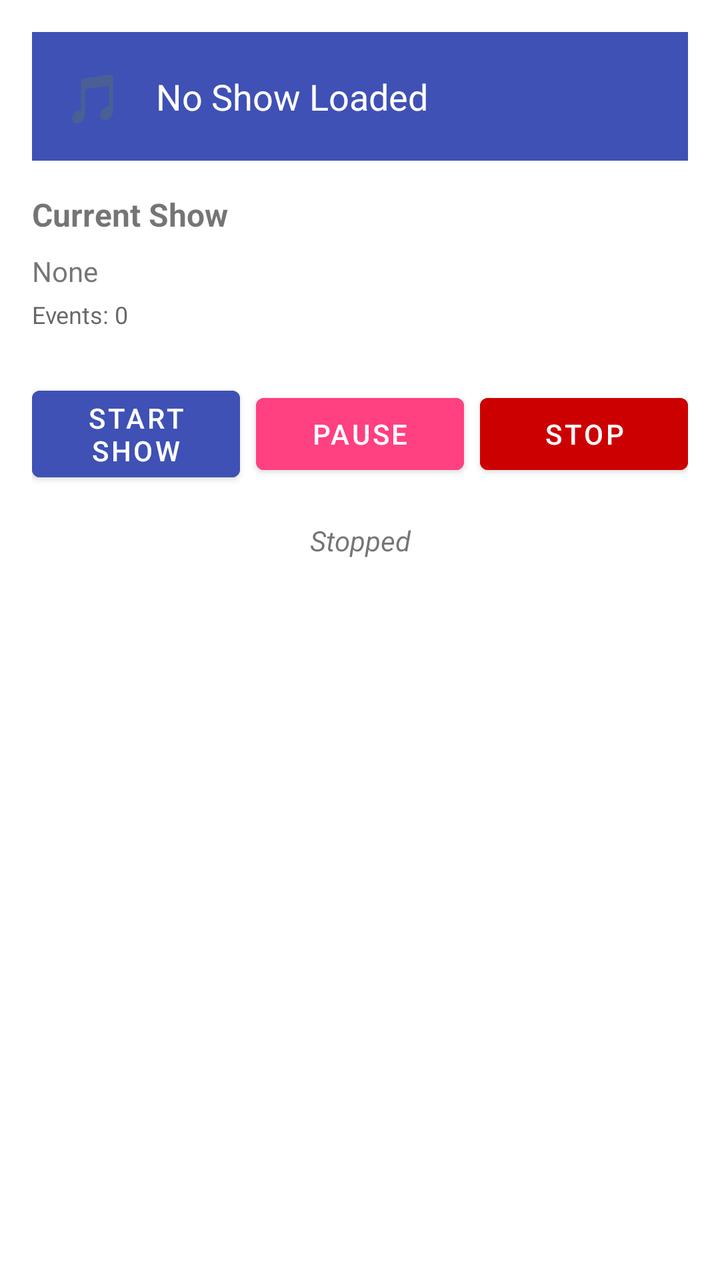
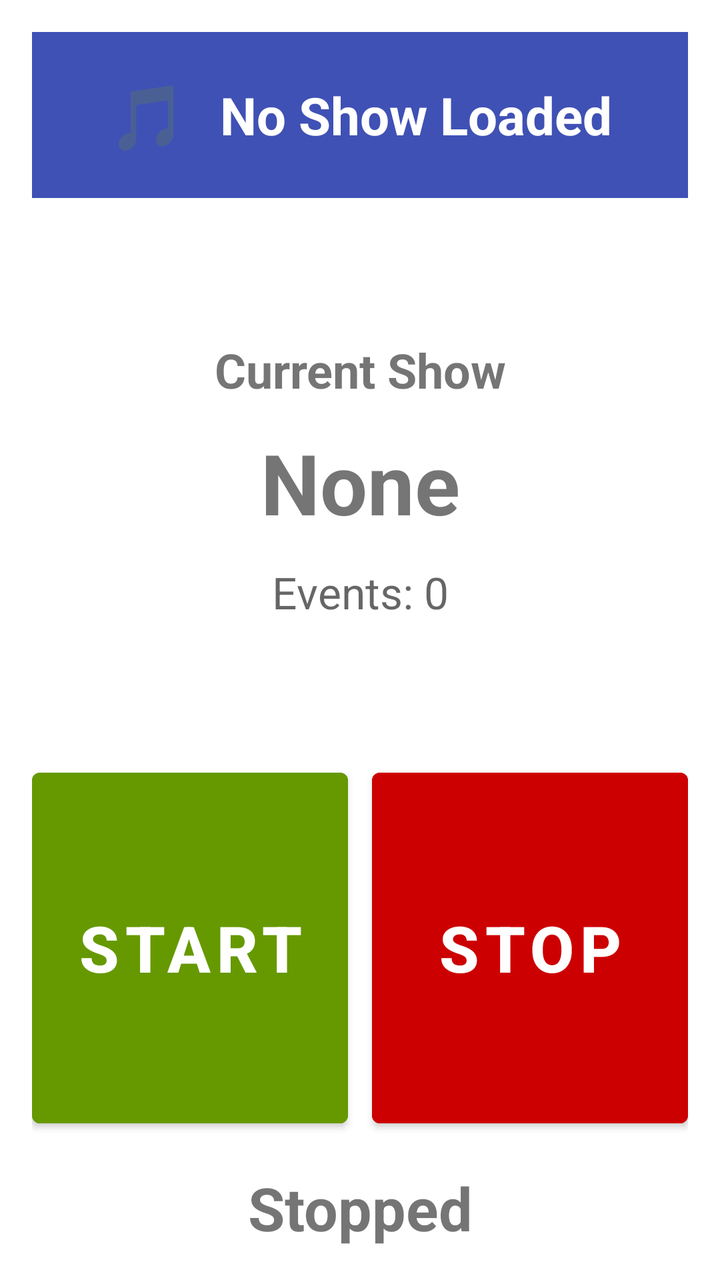

Two renders of the same Android screen: before a commit and after it. Below are the layout's source before the change and the commit's diff.
<!-- AndroidManifest.xml: application theme AppTheme -->
<!-- res/layout/fragment_play.xml -->
<?xml version="1.0" encoding="utf-8"?>
<LinearLayout xmlns:android="http://schemas.android.com/apk/res/android"
    android:layout_width="match_parent"
    android:layout_height="match_parent"
    android:orientation="vertical"
    android:padding="16dp">

    
    <LinearLayout
        android:id="@+id/statusIndicator"
        android:layout_width="match_parent"
        android:layout_height="wrap_content"
        android:orientation="horizontal"
        android:background="?attr/colorPrimary"
        android:padding="16dp"
        android:layout_marginBottom="16dp"
        android:gravity="center_vertical">

        <TextView
            android:id="@+id/statusIcon"
            android:layout_width="wrap_content"
            android:layout_height="wrap_content"
            android:text="🎵"
            android:textSize="24sp"
            android:layout_marginEnd="16dp" />

        <TextView
            android:id="@+id/statusText"
            android:layout_width="0dp"
            android:layout_height="wrap_content"
            android:layout_weight="1"
            android:text="No Show Loaded"
            android:textSize="18sp"
            android:textColor="@android:color/white" />

    </LinearLayout>

    
    <LinearLayout
        android:layout_width="match_parent"
        android:layout_height="wrap_content"
        android:orientation="vertical"
        android:layout_marginBottom="24dp">

        <TextView
            android:layout_width="match_parent"
            android:layout_height="wrap_content"
            android:text="Current Show"
            android:textSize="16sp"
            android:textStyle="bold"
            android:layout_marginBottom="8dp" />

        <TextView
            android:id="@+id/showName"
            android:layout_width="match_parent"
            android:layout_height="wrap_content"
            android:text="None"
            android:textSize="14sp"
            android:layout_marginBottom="4dp" />

        <TextView
            android:id="@+id/eventCount"
            android:layout_width="match_parent"
            android:layout_height="wrap_content"
            android:text="Events: 0"
            android:textSize="12sp"
            android:textColor="?android:attr/textColorSecondary" />

    </LinearLayout>

    
    <LinearLayout
        android:layout_width="match_parent"
        android:layout_height="wrap_content"
        android:orientation="horizontal"
        android:layout_marginBottom="16dp"
        android:baselineAligned="false"
        android:gravity="center_vertical">

        <Button
            android:id="@+id/playBtn"
            android:layout_width="0dp"
            android:layout_height="wrap_content"
            android:layout_weight="1"
            android:text="Start Show"
            android:layout_marginEnd="8dp"
            android:backgroundTint="?attr/colorPrimary" />

        <Button
            android:id="@+id/pauseBtn"
            android:layout_width="0dp"
            android:layout_height="wrap_content"
            android:layout_weight="1"
            android:text="Pause"
            android:layout_marginEnd="8dp"
            android:backgroundTint="?attr/colorAccent" />

        <Button
            android:id="@+id/stopBtn"
            android:layout_width="0dp"
            android:layout_height="wrap_content"
            android:layout_weight="1"
            android:text="Stop"
            android:backgroundTint="@android:color/holo_red_dark" />

    </LinearLayout>

    
    <TextView
        android:id="@+id/playStatus"
        android:layout_width="match_parent"
        android:layout_height="wrap_content"
        android:text="Stopped"
        android:textSize="14sp"
        android:textAlignment="center"
        android:textStyle="italic" />

</LinearLayout>
<!-- resources referenced by this layout -->
<resources>
  <style name="AppTheme" parent="Theme.MaterialComponents.DayNight.NoActionBar">
          <item name="colorPrimary">#3F51B5</item>
          <item name="colorPrimaryDark">#303F9F</item>
          <item name="colorAccent">#FF4081</item>
      </style>
</resources>

<!-- the commit's change to res/layout/fragment_play.xml (unified diff, before → after) -->
@@ -12,25 +12,25 @@
         android:layout_height="wrap_content"
         android:orientation="horizontal"
         android:background="?attr/colorPrimary"
-        android:padding="16dp"
+        android:padding="20dp"
         android:layout_marginBottom="16dp"
-        android:gravity="center_vertical">
+        android:gravity="center">
 
         <TextView
             android:id="@+id/statusIcon"
             android:layout_width="wrap_content"
             android:layout_height="wrap_content"
             android:text="🎵"
-            android:textSize="24sp"
+            android:textSize="32sp"
             android:layout_marginEnd="16dp" />
 
         <TextView
             android:id="@+id/statusText"
-            android:layout_width="0dp"
+            android:layout_width="wrap_content"
             android:layout_height="wrap_content"
-            android:layout_weight="1"
             android:text="No Show Loaded"
-            android:textSize="18sp"
+            android:textSize="26sp"
+            android:textStyle="bold"
             android:textColor="@android:color/white" />
 
     </LinearLayout>
@@ -38,32 +38,38 @@
     
     <LinearLayout
         android:layout_width="match_parent"
-        android:layout_height="wrap_content"
+        android:layout_height="0dp"
+        android:layout_weight="2"
         android:orientation="vertical"
-        android:layout_marginBottom="24dp">
+        android:gravity="center"
+        android:layout_marginBottom="16dp">
 
         <TextView
             android:layout_width="match_parent"
             android:layout_height="wrap_content"
+            android:gravity="center"
             android:text="Current Show"
-            android:textSize="16sp"
+            android:textSize="24sp"
             android:textStyle="bold"
-            android:layout_marginBottom="8dp" />
+            android:layout_marginBottom="12dp" />
 
         <TextView
             android:id="@+id/showName"
             android:layout_width="match_parent"
             android:layout_height="wrap_content"
+            android:gravity="center"
             android:text="None"
-            android:textSize="14sp"
-            android:layout_marginBottom="4dp" />
+            android:textSize="42sp"
+            android:textStyle="bold"
+            android:layout_marginBottom="12dp" />
 
         <TextView
             android:id="@+id/eventCount"
             android:layout_width="match_parent"
             android:layout_height="wrap_content"
+            android:gravity="center"
             android:text="Events: 0"
-            android:textSize="12sp"
+            android:textSize="22sp"
             android:textColor="?android:attr/textColorSecondary" />
 
     </LinearLayout>
@@ -71,7 +77,8 @@
     
     <LinearLayout
         android:layout_width="match_parent"
-        android:layout_height="wrap_content"
+        android:layout_height="0dp"
+        android:layout_weight="1.5"
         android:orientation="horizontal"
         android:layout_marginBottom="16dp"
         android:baselineAligned="false"
@@ -80,27 +87,24 @@
         <Button
             android:id="@+id/playBtn"
             android:layout_width="0dp"
-            android:layout_height="wrap_content"
+            android:layout_height="match_parent"
             android:layout_weight="1"
-            android:text="Start Show"
-            android:layout_marginEnd="8dp"
-            android:backgroundTint="?attr/colorPrimary" />
-
-        <Button
-            android:id="@+id/pauseBtn"
-            android:layout_width="0dp"
-            android:layout_height="wrap_content"
-            android:layout_weight="1"
-            android:text="Pause"
-            android:layout_marginEnd="8dp"
-            android:backgroundTint="?attr/colorAccent" />
+            android:text="START"
+            android:textSize="32sp"
+            android:textStyle="bold"
+            android:textAllCaps="false"
+            android:layout_marginEnd="12dp"
+            android:backgroundTint="@android:color/holo_green_dark" />
 
         <Button
             android:id="@+id/stopBtn"
             android:layout_width="0dp"
-            android:layout_height="wrap_content"
+            android:layout_height="match_parent"
             android:layout_weight="1"
-            android:text="Stop"
+            android:text="STOP"
+            android:textSize="32sp"
+            android:textStyle="bold"
+            android:textAllCaps="false"
             android:backgroundTint="@android:color/holo_red_dark" />
 
     </LinearLayout>
@@ -110,9 +114,10 @@
         android:id="@+id/playStatus"
         android:layout_width="match_parent"
         android:layout_height="wrap_content"
+        android:gravity="center"
         android:text="Stopped"
-        android:textSize="14sp"
-        android:textAlignment="center"
-        android:textStyle="italic" />
+        android:textSize="30sp"
+        android:textStyle="bold"
+        android:textAlignment="center" />
 
 </LinearLayout>
